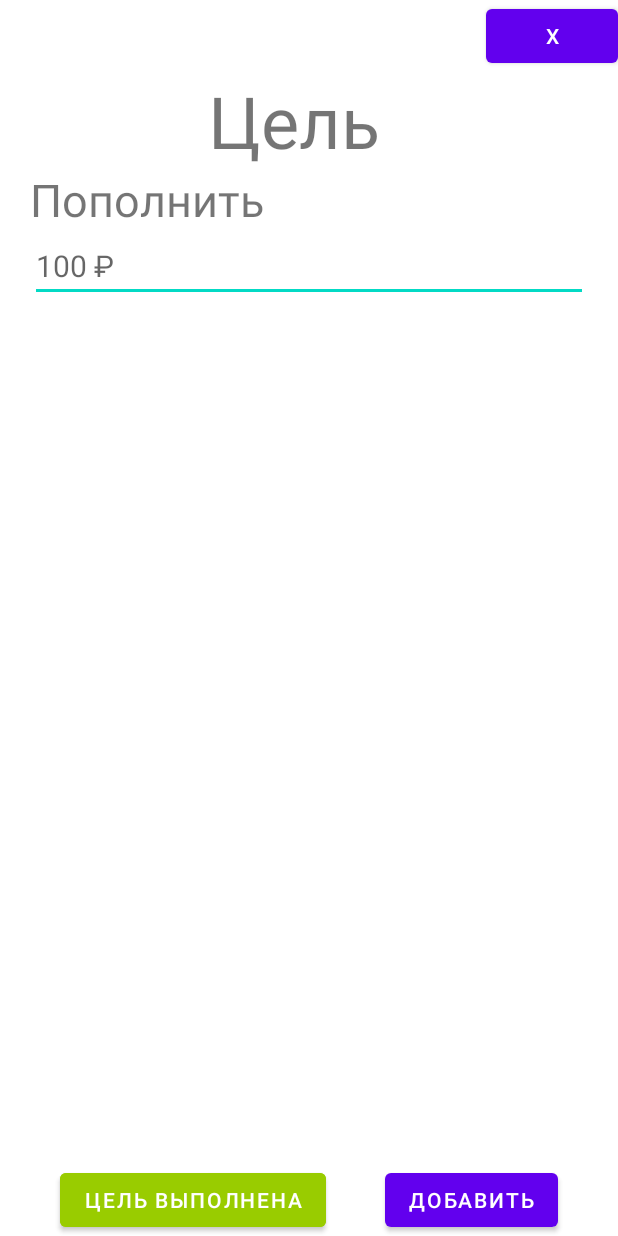
After one commit to Monster155/Samsung-Teacher, an Android app: the layout edit_target_window.xml on its own in the app's theme, with its tools: preview values and no code run, on a phone screen of 412 x 824 dp. The commit adds this screen. Run offline under Robolectric (Android 15) with nearby library versions, the phone set to English and light mode, and no system bars.

Commit message:
+ Edit Target

```diff
--- a/app/src/main/java/ru/itlab/cashcontroller/CashDao.java
+++ b/app/src/main/java/ru/itlab/cashcontroller/CashDao.java
@@ -21,7 +21,7 @@ public interface CashDao {
             "value LIKE :value LIMIT 1")
     Cash findByName(long date, int value);
 
-    @Insert(onConflict = OnConflictStrategy.IGNORE)
+    @Insert(onConflict = OnConflictStrategy.REPLACE)
     void insertAll(Cash... cashes);
 
     @Delete
--- a/app/src/main/java/ru/itlab/cashcontroller/TargetDao.java
+++ b/app/src/main/java/ru/itlab/cashcontroller/TargetDao.java
@@ -13,6 +13,9 @@ public interface TargetDao {
     @Query("SELECT * FROM `Target` WHERE NOT is_achieved")
     LiveData<List<Target>> getAllOpen();
 
-    @Insert(onConflict = OnConflictStrategy.IGNORE)
+    @Insert(onConflict = OnConflictStrategy.REPLACE)
     void insertAll(Target... targets);
+
+    @Query("SELECT * FROM `Target` WHERE id=:id LIMIT 1")
+    Target findById(int id);
 }
--- /dev/null
+++ b/app/src/main/res/layout/edit_target_window.xml
@@ -0,0 +1,88 @@
+<?xml version="1.0" encoding="utf-8"?>
+<LinearLayout xmlns:android="http://schemas.android.com/apk/res/android"
+    xmlns:app="http://schemas.android.com/apk/res-auto"
+    xmlns:tools="http://schemas.android.com/tools"
+    android:layout_width="match_parent"
+    android:layout_height="match_parent"
+    android:background="#FFFFFF"
+    android:gravity="center"
+    android:orientation="vertical"
+    tools:showIn="@layout/activity_main">
+
+    <LinearLayout
+        android:layout_width="match_parent"
+        android:layout_height="wrap_content"
+        android:layout_weight="0"
+        android:gravity="right"
+        android:orientation="horizontal">
+
+        <Button
+            android:id="@+id/editTargetExitButton"
+            android:layout_width="wrap_content"
+            android:layout_height="wrap_content"
+            android:text="X" />
+    </LinearLayout>
+
+    <LinearLayout
+        android:layout_width="match_parent"
+        android:layout_height="match_parent"
+        android:layout_weight="1"
+        android:orientation="vertical">
+
+        <TextView
+            android:layout_width="match_parent"
+            android:layout_height="wrap_content"
+            android:paddingRight="20dp"
+            android:text="Цель"
+            android:textAlignment="center"
+            android:textSize="48sp" />
+
+        <TextView
+            android:id="@+id/textView10"
+            android:layout_width="match_parent"
+            android:layout_height="wrap_content"
+            android:paddingLeft="20dp"
+            android:paddingRight="20dp"
+            android:text="Пополнить"
+            android:textSize="30sp" />
+
+        <EditText
+            android:id="@+id/editTargetValue"
+            android:layout_width="match_parent"
+            android:layout_height="wrap_content"
+            android:layout_marginLeft="20dp"
+            android:layout_marginRight="20dp"
+            android:layout_weight="0"
+            android:hint="100 ₽"
+            android:minHeight="48dp"
+            android:textSize="20sp" />
+
+    </LinearLayout>
+
+    <androidx.constraintlayout.widget.ConstraintLayout
+        android:id="@+id/linearLayout2"
+        android:layout_width="match_parent"
+        android:layout_height="wrap_content">
+
+        <Button
+            android:id="@+id/targetComplete"
+            android:layout_width="wrap_content"
+            android:layout_height="wrap_content"
+            android:backgroundTint="@android:color/holo_green_light"
+            android:text="Цель выполнена"
+            app:layout_constraintBottom_toBottomOf="parent"
+            app:layout_constraintEnd_toStartOf="@+id/editTargetAdd"
+            app:layout_constraintStart_toStartOf="parent"
+            app:layout_constraintTop_toTopOf="parent" />
+
+        <Button
+            android:id="@+id/editTargetAdd"
+            android:layout_width="wrap_content"
+            android:layout_height="wrap_content"
+            android:text="Добавить"
+            app:layout_constraintBottom_toBottomOf="parent"
+            app:layout_constraintEnd_toEndOf="parent"
+            app:layout_constraintStart_toEndOf="@+id/targetComplete"
+            app:layout_constraintTop_toTopOf="parent" />
+    </androidx.constraintlayout.widget.ConstraintLayout>
+</LinearLayout>
--- a/app/src/main/res/layout/target.xml
+++ b/app/src/main/res/layout/target.xml
@@ -6,8 +6,8 @@
     android:layout_height="wrap_content"
     android:background="#FFFFFF"
     android:orientation="horizontal"
-    android:padding="10dp"
-    tools:showIn="@layout/activity_main">
+    android:padding="10dp">
+<!--    tools:showIn="@layout/activity_main">-->
 
     <TextView
         android:id="@+id/targetTextIcon"
```
Also changed, not shown: app/src/main/java/ru/itlab/cashcontroller/MainActivity.java (+44 -5 lines), app/src/main/java/ru/itlab/cashcontroller/TargetAdapter.java (+15 -1 lines), app/src/main/res/layout/activity_main.xml (+12 -0 lines).
